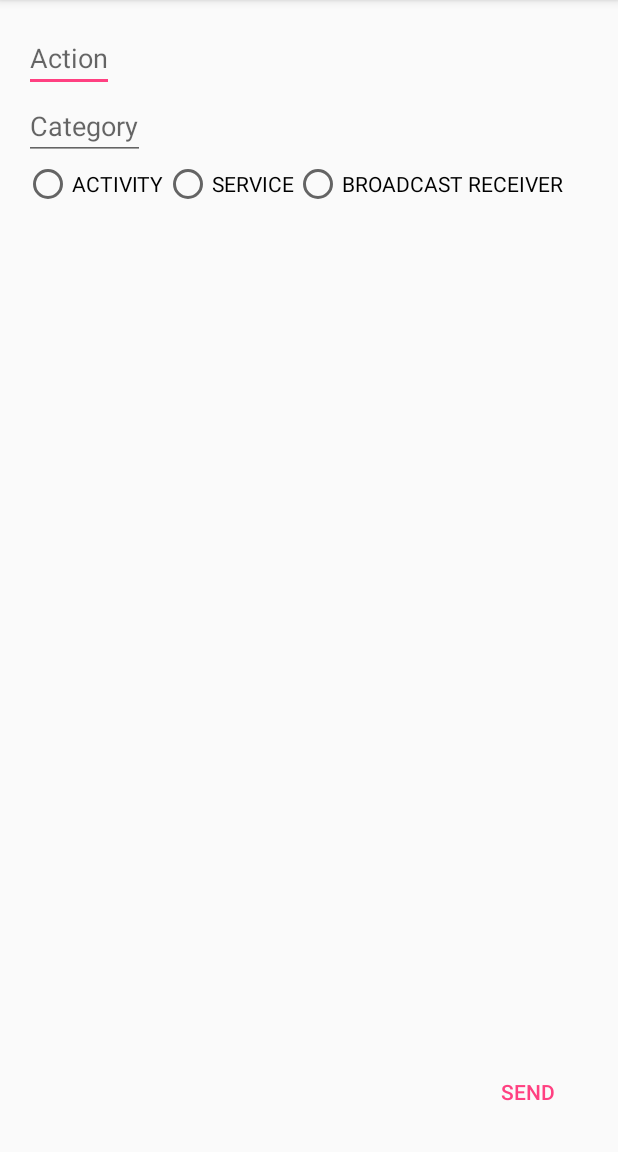
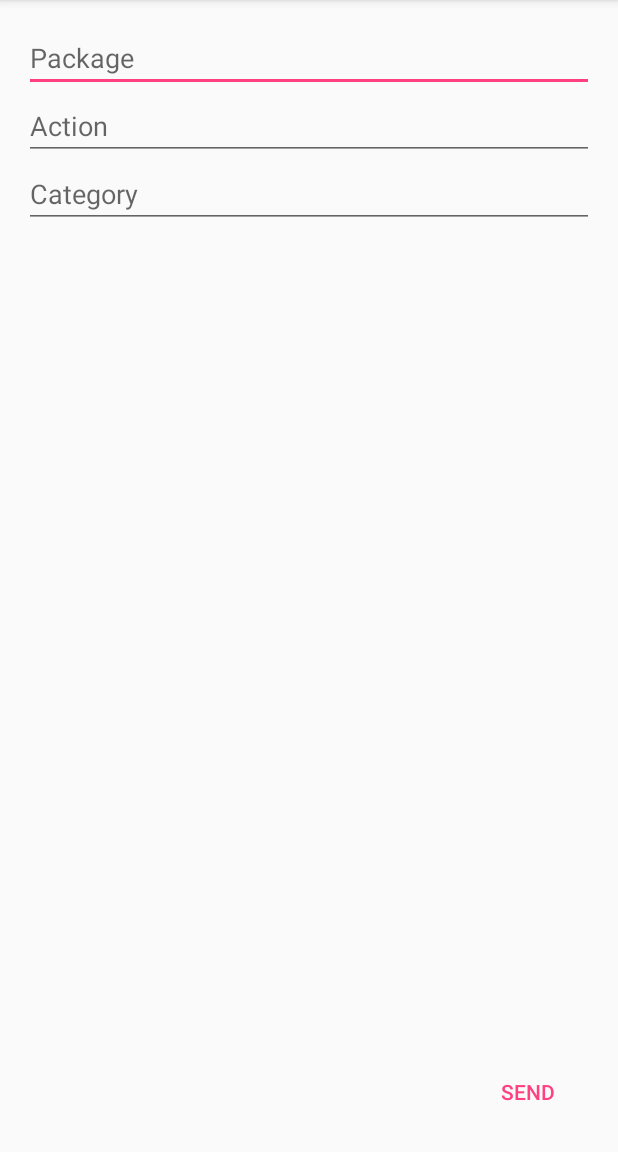
Before and after one commit to dmitvitalii/Shiva, an Android app: the screen it shows after launch (MainActivity), on a phone screen of 412 x 824 dp, the part 84-1236 px from its top. Run offline under Robolectric (Android 15) with nearby library versions, the phone set to English and light mode, and no system bars.

Commit message:
Change UI components
* Make EditText match parent, add Package field
  and make all EditTexts have an inputType
* Remove RadioButtons
* Move some strings to strings.xml

```diff
--- a/app/src/main/res/layout/activity_main.xml
+++ b/app/src/main/res/layout/activity_main.xml
@@ -13,33 +13,6 @@
 
         <include layout="@layout/content_main" />
 
-        <RadioGroup
-            android:id="@+id/main_component_type"
-            android:layout_width="match_parent"
-            android:layout_height="wrap_content"
-            android:orientation="horizontal">
-
-            <RadioButton
-                android:id="@+id/component_activity"
-                android:textAllCaps="true"
-                android:text="@string/component_activity"
-                android:layout_width="wrap_content"
-                android:layout_height="wrap_content" />
-
-            <RadioButton
-                android:id="@+id/component_service"
-                android:textAllCaps="true"
-                android:text="@string/component_service"
-                android:layout_width="wrap_content"
-                android:layout_height="wrap_content" />
-
-            <RadioButton
-                android:id="@+id/component_broadcast"
-                android:textAllCaps="true"
-                android:text="@string/component_broadcast"
-                android:layout_width="wrap_content"
-                android:layout_height="wrap_content" />
-        </RadioGroup>
     </LinearLayout>
 
     <Button
--- a/app/src/main/res/layout/content_main.xml
+++ b/app/src/main/res/layout/content_main.xml
@@ -1,27 +1,33 @@
 <?xml version="1.0" encoding="utf-8"?>
-<android.support.v4.widget.NestedScrollView xmlns:android="http://schemas.android.com/apk/res/android"
+<android.support.v4.widget.NestedScrollView
+    xmlns:android="http://schemas.android.com/apk/res/android"
     xmlns:app="http://schemas.android.com/apk/res-auto"
     android:layout_width="match_parent"
     android:layout_height="wrap_content"
     app:layout_behavior="@string/appbar_scrolling_view_behavior">
 
-    <!--<ListView-->
-        <!--android:id="@+id/main_list"-->
-        <!--android:layout_width="match_parent"-->
-        <!--android:layout_height="wrap_content" />-->
     <LinearLayout
         android:layout_width="match_parent"
         android:orientation="vertical"
         android:layout_height="wrap_content">
+
         <EditText
-            android:hint="Action"
-            android:layout_width="wrap_content"
+            android:inputType="text"
+            android:hint="@string/intent_package"
+            android:layout_width="match_parent"
             android:layout_height="wrap_content" />
 
         <EditText
-            android:hint="Category"
-            android:layout_width="wrap_content"
+            android:inputType="text"
+            android:hint="@string/intent_action"
+            android:layout_width="match_parent"
             android:layout_height="wrap_content" />
+
+        <EditText
+            android:inputType="text"
+            android:hint="@string/intent_category"
+            android:layout_width="match_parent"
+            android:layout_height="wrap_content" />
+
     </LinearLayout>
-
 </android.support.v4.widget.NestedScrollView>
--- a/app/src/main/res/values/strings.xml
+++ b/app/src/main/res/values/strings.xml
@@ -6,4 +6,7 @@
     <string name="component_broadcast">broadcast receiver</string>
     <string name="component_service">service</string>
     <string name="component_activity">Activity</string>
+    <string name="intent_action">Action</string>
+    <string name="intent_category">Category</string>
+    <string name="intent_package">Package</string>
 </resources>
```
